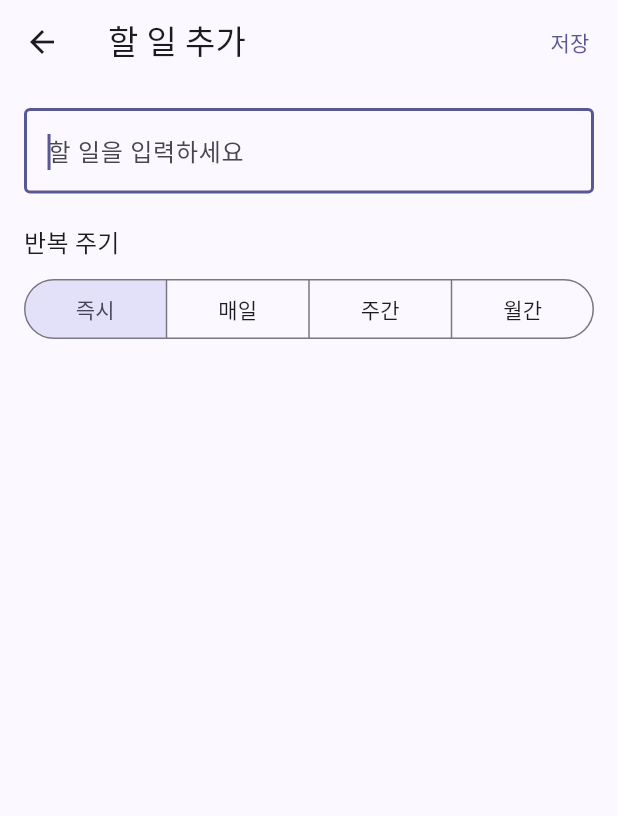
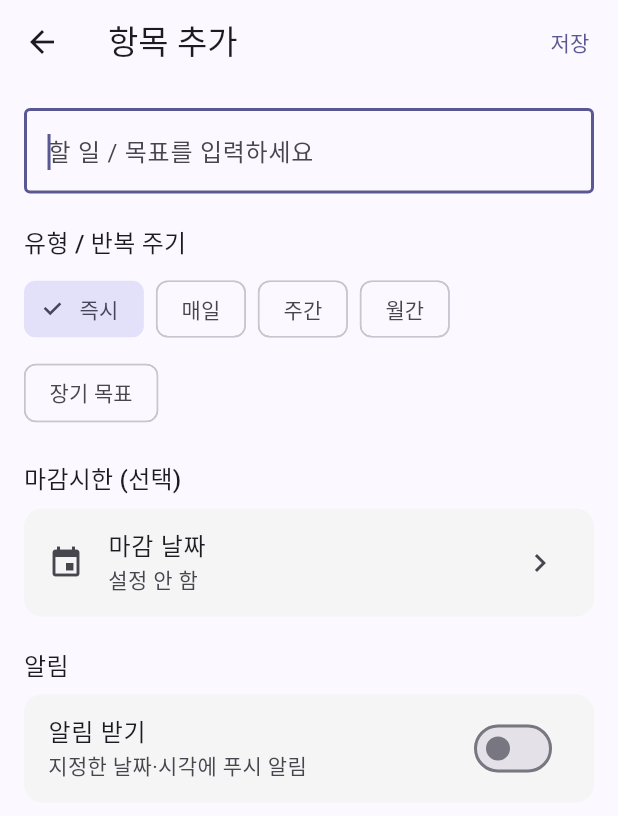
Before and after one commit to hongsytop-tech/Mobile-Application-Maker, a Flutter app: the TodoItemEditScreen screen opened directly with empty values, on a phone screen of 412 x 824 dp. Shown: the top 816 px of the screen. Run offline on Flutter 3.47's test engine with Material 3 defaults, Android fonts, the phone set to English and light mode, and no system bars; our stand-ins replace cached_network_image, dio, fl_chart, flutter_dotenv, flutter_local_notifications, flutter_riverpod and 7 more; accounts and stored records are empty; network calls fail; Roboto replaces fonts that are missing (Pretendard).

Commit message:
feat(todo): 할일/목표 — 장기목표 + 마감시한 + 알림 날짜/시간
- TodoRepeat에 longterm(장기 목표) 추가 (마감·알림 없는 지속 목표)
- TodoItem: deadline(마감시한) + notifyEnabled/notifyDate 추가
  · 즉시(once): 알림 날짜+시각 1회 알림
  · 매일/주간/월간: 기존 반복 + 알림 시각
  · 장기목표: 마감/알림 섹션 숨김
- 편집 화면 재구성:
  · 유형/반복주기 ChoiceChip (5종)
  · 마감시한 캘린더 선택(선택 사항, 해제 가능)
  · 알림 토글 + (즉시는 날짜) + 시각, 기본 당일 09:00
- 홈: 마감 D-day 배지(지남=빨강), repeat 라벨에 '장기 목표'
- 탭/제목 '할 일' → '할일/목표'
- 한국어 DatePicker 위해 flutter_localizations + ko locale
- NotificationService.scheduleTodoOnce (1회 알림)

```diff
--- a/lib/features/quotes/services/notification_service.dart
+++ b/lib/features/quotes/services/notification_service.dart
@@ -279,6 +279,29 @@ class NotificationService {
     iOS: _iosDetails,
   );
 
+  /// 특정 일시에 1회 알림 (즉시형 할 일)
+  static Future<void> scheduleTodoOnce({
+    required int id,
+    required String title,
+    required String body,
+    required DateTime when,
+  }) async {
+    if (!supported) return;
+    await init();
+    if (!when.isAfter(DateTime.now())) return;
+    final scheduled = tz.TZDateTime.from(when, tz.local);
+    await _plugin.zonedSchedule(
+      id,
+      title,
+      body,
+      scheduled,
+      _todoDetails,
+      androidScheduleMode: AndroidScheduleMode.inexactAllowWhileIdle,
+      uiLocalNotificationDateInterpretation:
+          UILocalNotificationDateInterpretation.absoluteTime,
+    );
+  }
+
   static Future<void> scheduleTodoDaily({
     required int id,
     required String title,
--- a/lib/features/todo/models/todo_item.dart
+++ b/lib/features/todo/models/todo_item.dart
@@ -1,6 +1,6 @@
 import 'dart:convert';
 
-enum TodoRepeat { once, daily, weekly, monthly }
+enum TodoRepeat { once, daily, weekly, monthly, longterm }
 
 extension TodoRepeatLabel on TodoRepeat {
   String get label => switch (this) {
@@ -8,6 +8,7 @@ extension TodoRepeatLabel on TodoRepeat {
         TodoRepeat.daily => '매일',
         TodoRepeat.weekly => '주간',
         TodoRepeat.monthly => '월간',
+        TodoRepeat.longterm => '장기 목표',
       };
 }
 
@@ -31,6 +32,15 @@ class TodoItem {
   final int notifyHour;
   final int notifyMinute;
 
+  /// 마감시한 (반복 주기와 별개, 날짜만 사용). 없으면 null.
+  final DateTime? deadline;
+
+  /// 알림 사용 여부
+  final bool notifyEnabled;
+
+  /// 즉시(once) 알림 날짜 (반복형은 무시). 없으면 오늘로 간주.
+  final DateTime? notifyDate;
+
   final DateTime createdAt;
 
   /// 완료 이력 (오래된 순)
@@ -43,11 +53,34 @@ class TodoItem {
     required this.repeat,
     this.weekDays = const {},
     this.monthDay,
+    this.deadline,
+    this.notifyEnabled = false,
+    this.notifyDate,
     this.notifyHour = 9,
     this.notifyMinute = 0,
     required this.createdAt,
     this.completions = const [],
   });
+
+  /// 마감시한 D-day (오늘 기준). 마감 없으면 null.
+  int? get daysLeft {
+    if (deadline == null) return null;
+    final now = DateTime.now();
+    final today = DateTime(now.year, now.month, now.day);
+    final d = DateTime(deadline!.year, deadline!.month, deadline!.day);
+    return d.difference(today).inDays;
+  }
+
+  String? get deadlineLabel {
+    if (deadline == null) return null;
+    final dateStr =
+        '${deadline!.year}.${deadline!.month.toString().padLeft(2, '0')}.${deadline!.day.toString().padLeft(2, '0')}';
+    final left = daysLeft;
+    if (left == null) return dateStr;
+    if (left > 0) return '$dateStr (D-$left)';
+    if (left == 0) return '$dateStr (D-day)';
+    return '$dateStr (D+${-left})';
+  }
 
   DateTime? get lastCompletedAt =>
       completions.isEmpty ? null : completions.last;
@@ -55,13 +88,16 @@ class TodoItem {
   bool _isSameDay(DateTime a, DateTime b) =>
       a.year == b.year && a.month == b.month && a.day == b.day;
 
-  /// 즉시(once): 한 번이라도 완료되면 true
+  /// 즉시(once)·장기목표(longterm): 한 번이라도 완료되면 true
   /// 반복: 오늘 완료한 기록이 있으면 true
   bool get isCompletedNow {
     if (completions.isEmpty) return false;
-    if (repeat == TodoRepeat.once) return true;
+    if (repeat == TodoRepeat.once || repeat == TodoRepeat.longterm) {
+      return true;
+    }
     return _isSameDay(completions.last, DateTime.now());
   }
+
 
   /// 반복 항목의 다음 알림/데드라인 (반복 없으면 null)
   DateTime? get nextDeadline {
@@ -71,7 +107,11 @@ class TodoItem {
 
     switch (repeat) {
       case TodoRepeat.once:
-        return null;
+        if (!notifyEnabled) return null;
+        final d = notifyDate ?? now;
+        final at =
+            DateTime(d.year, d.month, d.day, notifyHour, notifyMinute);
+        return at.isAfter(now) ? at : null;
       case TodoRepeat.daily:
         return base.isAfter(now) ? base : base.add(const Duration(days: 1));
       case TodoRepeat.weekly:
@@ -101,6 +141,9 @@ class TodoItem {
           }
         }
         return null;
+      case TodoRepeat.longterm:
+        // 장기 목표는 마감일·알림이 없는 지속 목표
+        return null;
     }
   }
 
@@ -117,6 +160,8 @@ class TodoItem {
       case TodoRepeat.monthly:
         if (monthDay == null) return '월간';
         return '매월 ${monthDay}일';
+      case TodoRepeat.longterm:
+        return '장기 목표';
     }
   }
 
@@ -125,10 +170,15 @@ class TodoItem {
     TodoRepeat? repeat,
     Set<int>? weekDays,
     int? monthDay,
+    DateTime? deadline,
+    bool? notifyEnabled,
+    DateTime? notifyDate,
     int? notifyHour,
     int? notifyMinute,
     List<DateTime>? completions,
     bool clearMonthDay = false,
+    bool clearDeadline = false,
+    bool clearNotifyDate = false,
   }) {
     return TodoItem(
       id: id,
@@ -137,6 +187,9 @@ class TodoItem {
       repeat: repeat ?? this.repeat,
       weekDays: weekDays ?? this.weekDays,
       monthDay: clearMonthDay ? null : (monthDay ?? this.monthDay),
+      deadline: clearDeadline ? null : (deadline ?? this.deadline),
+      notifyEnabled: notifyEnabled ?? this.notifyEnabled,
+      notifyDate: clearNotifyDate ? null : (notifyDate ?? this.notifyDate),
       notifyHour: notifyHour ?? this.notifyHour,
       notifyMinute: notifyMinute ?? this.notifyMinute,
       createdAt: createdAt,
@@ -157,6 +210,9 @@ class TodoItem {
         'repeat': repeat.name,
         'weekDays': weekDays.toList(),
         'monthDay': monthDay,
+        'deadline': deadline?.toIso8601String(),
+        'notifyEnabled': notifyEnabled,
+        'notifyDate': notifyDate?.toIso8601String(),
         'notifyHour': notifyHour,
         'notifyMinute': notifyMinute,
         'createdAt': createdAt.toIso8601String(),
@@ -175,6 +231,13 @@ class TodoItem {
             .map((e) => e as int)
             .toSet(),
         monthDay: j['monthDay'] as int?,
+        deadline: j['deadline'] == null
+            ? null
+            : DateTime.parse(j['deadline'] as String),
+        notifyEnabled: j['notifyEnabled'] as bool? ?? false,
+        notifyDate: j['notifyDate'] == null
+            ? null
+            : DateTime.parse(j['notifyDate'] as String),
         notifyHour: j['notifyHour'] as int? ?? 9,
         notifyMinute: j['notifyMinute'] as int? ?? 0,
         createdAt: DateTime.parse(j['createdAt'] as String),
--- a/lib/features/todo/screens/todo_item_edit_screen.dart
+++ b/lib/features/todo/screens/todo_item_edit_screen.dart
@@ -21,20 +21,33 @@ class _TodoItemEditScreenState extends ConsumerState<TodoItemEditScreen> {
   late TodoRepeat _repeat;
   late Set<int> _weekDays;
   late int _monthDay;
+
+  DateTime? _deadline;
+  bool _notifyEnabled = false;
+  late DateTime _notifyDate;
   late int _notifyHour;
   late int _notifyMinute;
+
   bool _saving = false;
 
   bool get _isNew => widget.item == null;
+
+  /// 마감/알림 섹션을 보여줄지 (장기목표는 제외)
+  bool get _showScheduling => _repeat != TodoRepeat.longterm;
 
   @override
   void initState() {
     super.initState();
     final it = widget.item;
+    final now = DateTime.now();
+    final today = DateTime(now.year, now.month, now.day);
     _textCtrl = TextEditingController(text: it?.text ?? '');
     _repeat = it?.repeat ?? TodoRepeat.once;
     _weekDays = {...(it?.weekDays ?? const <int>{})};
     _monthDay = it?.monthDay ?? 1;
+    _deadline = it?.deadline;
+    _notifyEnabled = it?.notifyEnabled ?? false;
+    _notifyDate = it?.notifyDate ?? today;
     _notifyHour = it?.notifyHour ?? 9;
     _notifyMinute = it?.notifyMinute ?? 0;
   }
@@ -45,7 +58,31 @@ class _TodoItemEditScreenState extends ConsumerState<TodoItemEditScreen> {
     super.dispose();
   }
 
-  Future<void> _pickTime() async {
+  Future<void> _pickDeadline() async {
+    final now = DateTime.now();
+    final picked = await showDatePicker(
+      context: context,
+      initialDate: _deadline ?? now,
+      firstDate: DateTime(now.year - 1),
+      lastDate: DateTime(now.year + 10),
+      locale: const Locale('ko'),
+    );
+    if (picked != null) setState(() => _deadline = picked);
+  }
+
+  Future<void> _pickNotifyDate() async {
+    final now = DateTime.now();
+    final picked = await showDatePicker(
+      context: context,
+      initialDate: _notifyDate,
+      firstDate: DateTime(now.year - 1),
+      lastDate: DateTime(now.year + 10),
+      locale: const Locale('ko'),
+    );
+    if (picked != null) setState(() => _notifyDate = picked);
+  }
+
+  Future<void> _pickNotifyTime() async {
     final picked = await showTimePicker(
       context: context,
       initialTime: TimeOfDay(hour: _notifyHour, minute: _notifyMinute),
@@ -75,7 +112,8 @@ class _TodoItemEditScreenState extends ConsumerState<TodoItemEditScreen> {
 
     setState(() => _saving = true);
     try {
-      if (_repeat != TodoRepeat.once && NotificationService.supported) {
+      final notify = _showScheduling && _notifyEnabled;
+      if (notify && NotificationService.supported) {
         await NotificationService.requestPermission();
       }
 
@@ -84,9 +122,11 @@ class _TodoItemEditScreenState extends ConsumerState<TodoItemEditScreen> {
         categoryId: widget.categoryId,
         text: text,
         repeat: _repeat,
-        weekDays:
-            _repeat == TodoRepeat.weekly ? _weekDays : const <int>{},
+        weekDays: _repeat == TodoRepeat.weekly ? _weekDays : const <int>{},
         monthDay: _repeat == TodoRepeat.monthly ? _monthDay : null,
+        deadline: _showScheduling ? _deadline : null,
+        notifyEnabled: notify,
+        notifyDate: _repeat == TodoRepeat.once ? _notifyDate : null,
         notifyHour: _notifyHour,
         notifyMinute: _notifyMinute,
         createdAt: widget.item?.createdAt ?? DateTime.now(),
@@ -102,6 +142,11 @@ class _TodoItemEditScreenState extends ConsumerState<TodoItemEditScreen> {
           repeat: _repeat,
           weekDays: draft.weekDays,
           monthDay: draft.monthDay,
+          deadline: _showScheduling ? _deadline : null,
+          clearDeadline: !_showScheduling || _deadline == null,
+          notifyEnabled: notify,
+          notifyDate: _repeat == TodoRepeat.once ? _notifyDate : null,
+          clearNotifyDate: _repeat != TodoRepeat.once,
           notifyHour: _notifyHour,
           notifyMinute: _notifyMinute,
           clearMonthDay: _repeat != TodoRepeat.monthly,
@@ -117,7 +162,7 @@ class _TodoItemEditScreenState extends ConsumerState<TodoItemEditScreen> {
     final ok = await showDialog<bool>(
       context: context,
       builder: (_) => AlertDialog(
-        title: const Text('이 할 일을 삭제할까요?'),
+        title: const Text('이 항목을 삭제할까요?'),
         actions: [
           TextButton(
             onPressed: () => Navigator.pop(context, false),
@@ -138,11 +183,13 @@ class _TodoItemEditScreenState extends ConsumerState<TodoItemEditScreen> {
 
   @override
   Widget build(BuildContext context) {
-    final df = DateFormat('yyyy.MM.dd HH:mm');
+    final dfDate = DateFormat('yyyy.MM.dd (E)', 'ko_KR');
+    final dfFull = DateFormat('yyyy.MM.dd HH:mm');
     final item = widget.item;
+
     return Scaffold(
       appBar: AppBar(
-        title: Text(_isNew ? '할 일 추가' : '할 일 편집'),
+        title: Text(_isNew ? '항목 추가' : '항목 편집'),
         actions: [
           if (!_isNew)
             IconButton(
@@ -163,25 +210,38 @@ class _TodoItemEditScreenState extends ConsumerState<TodoItemEditScreen> {
             maxLines: 1,
             autofocus: _isNew,
             textInputAction: TextInputAction.done,
-            onSubmitted: (_) => _save(),
             decoration: const InputDecoration(
-              hintText: '할 일을 입력하세요',
+              hintText: '할 일 / 목표를 입력하세요',
               border: OutlineInputBorder(),
             ),
           ),
           const SizedBox(height: 20),
-          Text('반복 주기',
+
+          // 반복 주기
+          Text('유형 / 반복 주기',
               style: Theme.of(context).textTheme.titleMedium),
           const SizedBox(height: 8),
-          SegmentedButton<TodoRepeat>(
-            segments: TodoRepeat.values
-                .map((r) => ButtonSegment(value: r, label: Text(r.label)))
-                .toList(),
-            selected: {_repeat},
-            showSelectedIcon: false,
-            onSelectionChanged: (s) => setState(() => _repeat = s.first),
+          Wrap(
+            spacing: 8,
+            runSpacing: 8,
+            children: TodoRepeat.values.map((r) {
+              return ChoiceChip(
+                label: Text(r.label),
+                selected: _repeat == r,
+                onSelected: (_) => setState(() => _repeat = r),
+              );
+            }).toList(),
           ),
+          if (_repeat == TodoRepeat.longterm) ...[
+            const SizedBox(height: 8),
+            Text(
+              '💡 장기 목표는 마감일·알림 없이 꾸준히 관리하는 목표입니다.',
+              style: TextStyle(fontSize: 12, color: Colors.grey.shade600),
+            ),
+          ],
           const SizedBox(height: 20),
+
+          // 주간: 요일 선택
           if (_repeat == TodoRepeat.weekly) ...[
             Text('요일 선택',
                 style: Theme.of(context).textTheme.titleSmall),
@@ -189,25 +249,25 @@ class _TodoItemEditScreenState extends ConsumerState<TodoItemEditScreen> {
             Wrap(
               spacing: 6,
               children: List.generate(7, (i) {
-                final day = i + 1; // 1..7
+                final day = i + 1;
                 final selected = _weekDays.contains(day);
                 return FilterChip(
                   label: Text(weekDayLabel(day)),
                   selected: selected,
-                  onSelected: (v) {
-                    setState(() {
+                  onSelected: (v) => setState(() {
                     if (v) {
                       _weekDays.add(day);
                     } else {
                       _weekDays.remove(day);
                     }
-                    });
-                  },
+                  }),
                 );
               }),
             ),
             const SizedBox(height: 20),
           ],
+
+          // 월간: 일자 선택
           if (_repeat == TodoRepeat.monthly) ...[
             Text('매월 며칠',
                 style: Theme.of(context).textTheme.titleSmall),
@@ -234,38 +294,90 @@ class _TodoItemEditScreenState extends ConsumerState<TodoItemEditScreen> {
                     borderRadius: BorderRadius.circular(8),
                   ),
                   child: Text('$_monthDay일',
-                      style: const TextStyle(
-                          fontWeight: FontWeight.bold)),
+                      style:
+                          const TextStyle(fontWeight: FontWeight.bold)),
                 ),
               ],
             ),
-            const SizedBox(height: 4),
-            Text(
-              '💡 해당 일이 없는 달(예: 2월 31일)은 자동으로 건너뜁니다.',
-              style: TextStyle(fontSize: 11, color: Colors.grey.shade600),
-            ),
             const SizedBox(height: 20),
           ],
-          if (_repeat != TodoRepeat.once) ...[
+
+          // 마감시한 (장기목표 제외)
+          if (_showScheduling) ...[
+            Text('마감시한 (선택)',
+                style: Theme.of(context).textTheme.titleMedium),
+            const SizedBox(height: 8),
             Container(
               decoration: BoxDecoration(
                 color: Colors.grey.shade100,
-                borderRadius: BorderRadius.circular(10),
+                borderRadius: BorderRadius.circular(12),
               ),
               child: ListTile(
+                leading: const Icon(Icons.event),
+                title: const Text('마감 날짜'),
+                subtitle: _deadline == null
+                    ? const Text('설정 안 함')
+                    : Text(item?.deadlineLabel ?? dfDate.format(_deadline!)),
+                trailing: _deadline == null
+                    ? const Icon(Icons.chevron_right)
+                    : IconButton(
+                        icon: const Icon(Icons.clear),
+                        onPressed: () => setState(() => _deadline = null),
+                      ),
+                onTap: _pickDeadline,
+              ),
+            ),
+            const SizedBox(height: 20),
+
+            // 알림 (날짜 + 시간)
+            Text('알림',
+                style: Theme.of(context).textTheme.titleMedium),
+            const SizedBox(height: 8),
+            Container(
+              decoration: BoxDecoration(
+                color: Colors.grey.shade100,
+                borderRadius: BorderRadius.circular(12),
+              ),
+              child: Column(
+                children: [
+                  SwitchListTile(
+                    title: const Text('알림 받기'),
+                    subtitle: const Text('지정한 날짜·시각에 푸시 알림'),
+                    value: _notifyEnabled,
+                    onChanged: (v) => setState(() => _notifyEnabled = v),
+                  ),
+                  if (_notifyEnabled) ...[
+                    const Divider(height: 1),
+                    // 즉시형만 날짜 선택 (반복형은 주기로 결정)
+                    if (_repeat == TodoRepeat.once)
+                      ListTile(
+                        leading: const Icon(Icons.calendar_today),
+                        title: const Text('알림 날짜'),
+                        trailing: Text(
+                          dfDate.format(_notifyDate),
+                          style: const TextStyle(
+                              fontSize: 15, fontWeight: FontWeight.bold),
+                        ),
+                        onTap: _pickNotifyDate,
+                      ),
+                    ListTile(
                       leading: const Icon(Icons.access_time),
                       title: const Text('알림 시각'),
-                subtitle: const Text('이 시간에 푸시 알림 (기본 09:00)'),
                       trailing: Text(
                         '${_notifyHour.toString().padLeft(2, '0')}:${_notifyMinute.toString().padLeft(2, '0')}',
                         style: const TextStyle(
-                      fontSize: 16, fontWeight: FontWeight.bold),
+                            fontSize: 18, fontWeight: FontWeight.bold),
                       ),
-                onTap: _pickTime,
+                      onTap: _pickNotifyTime,
+                    ),
+                  ],
+                ],
               ),
             ),
             const SizedBox(height: 20),
           ],
+
+          // 완료 이력
           if (item != null && item.completions.isNotEmpty) ...[
             Text('완료 이력',
                 style: Theme.of(context).textTheme.titleMedium),
@@ -282,13 +394,15 @@ class _TodoItemEditScreenState extends ConsumerState<TodoItemEditScreen> {
                 children: item.completions.reversed
                     .take(20)
                     .map((d) => Padding(
-                          padding: const EdgeInsets.symmetric(vertical: 3),
+                          padding:
+                              const EdgeInsets.symmetric(vertical: 3),
                           child: Row(
                             children: [
                               Icon(Icons.check_circle,
-                                  size: 14, color: Colors.green.shade600),
+                                  size: 14,
+                                  color: Colors.green.shade600),
                               const SizedBox(width: 6),
-                              Text(df.format(d),
+                              Text(dfFull.format(d),
                                   style: const TextStyle(fontSize: 13)),
                             ],
                           ),
@@ -298,11 +412,17 @@ class _TodoItemEditScreenState extends ConsumerState<TodoItemEditScreen> {
             ),
             if (item.completions.length > 20) ...[
               const SizedBox(height: 4),
+              Text('… 외 ${item.completions.length - 20}회',
+                  style: const TextStyle(fontSize: 11, color: Colors.grey)),
+            ],
+          ],
+
+          if (!NotificationService.supported && _showScheduling) ...[
+            const SizedBox(height: 8),
             Text(
-                '… 외 ${item.completions.length - 20}회',
-                style: const TextStyle(fontSize: 11, color: Colors.grey),
+              'ℹ️ 웹에서는 알림이 동작하지 않습니다. 모바일 앱에서 사용해 주세요.',
+              style: TextStyle(fontSize: 11, color: Colors.grey.shade600),
             ),
-            ],
           ],
         ],
       ),
--- a/lib/shell/main_shell.dart
+++ b/lib/shell/main_shell.dart
@@ -52,7 +52,7 @@ class _MainShellState extends State<MainShell> {
           NavigationDestination(
             icon: Icon(Icons.checklist_outlined),
             selectedIcon: Icon(Icons.checklist),
-            label: '할 일',
+            label: '할일/목표',
           ),
           NavigationDestination(
             icon: Icon(Icons.calendar_month_outlined),
--- a/pubspec.yaml
+++ b/pubspec.yaml
@@ -9,6 +9,8 @@ environment:
 
 dependencies:
   flutter:
+    sdk: flutter
+  flutter_localizations:
     sdk: flutter
   cupertino_icons: ^1.0.6
   flutter_riverpod: ^2.5.1
```
Also changed, not shown: lib/app.dart (+8 -0 lines), lib/features/todo/providers/todo_providers.dart (+14 -1 lines), lib/features/todo/screens/todo_home_screen.dart (+9 -1 lines). Lines whose indentation alone changed are shown as unchanged.
